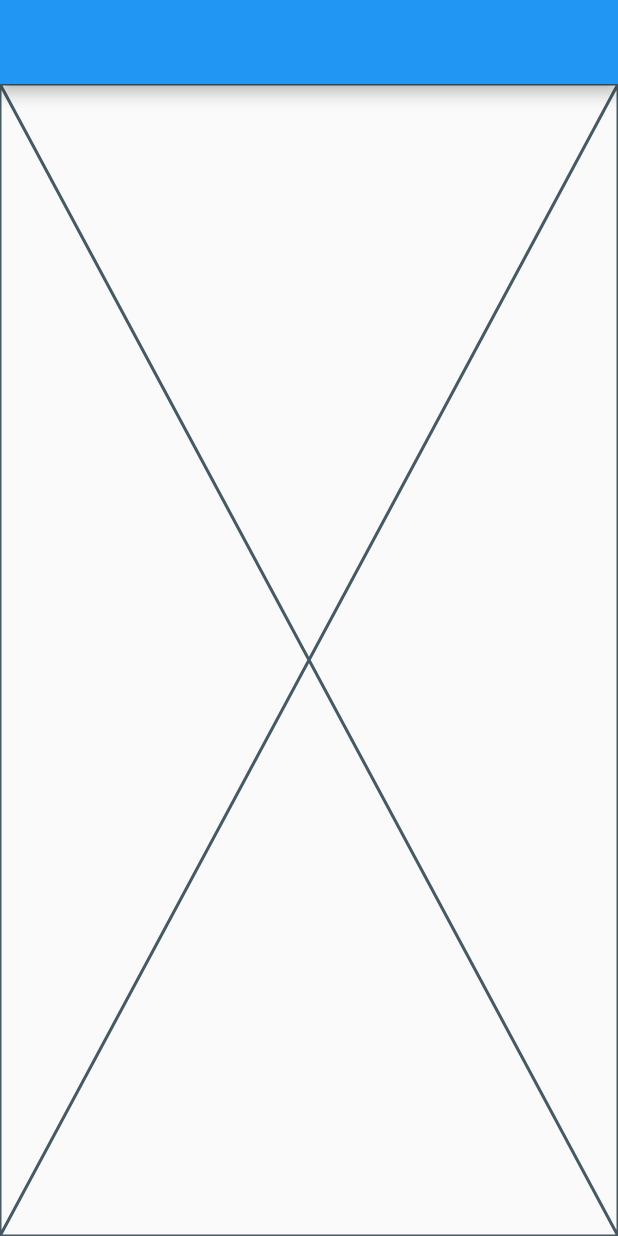
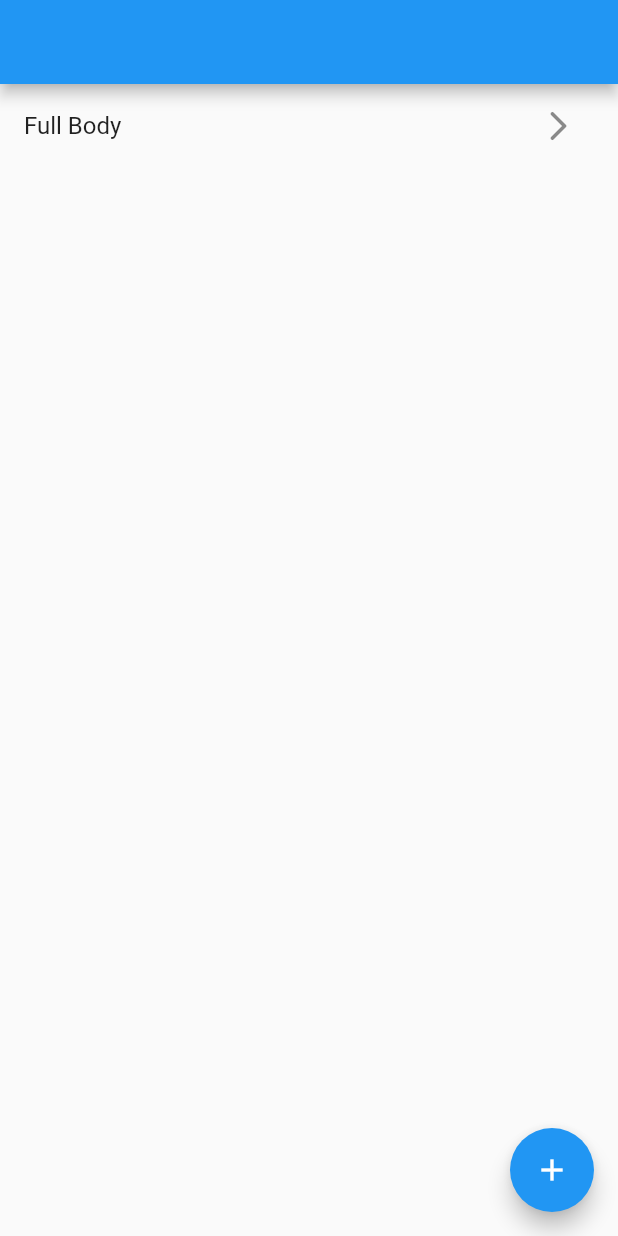
Before and after one commit to salmannaeem112215/flutter_gym_workout_app, a Flutter app: the screen it shows after launch, on a phone screen of 412 x 824 dp. Run offline on Flutter 3.47's test engine with Material 2 defaults, Android fonts, the phone set to English and light mode, and no system bars.

Commit message:
Provider + Floadting button

```diff
--- a/lib/main.dart
+++ b/lib/main.dart
@@ -1,5 +1,8 @@
 import 'package:flutter/material.dart';
+import 'package:flutter_gym_workout_app/data/workoute_data.dart';
+import 'package:flutter_gym_workout_app/routes.dart';
 import 'package:flutter_gym_workout_app/screen/home/home.dart';
+import 'package:provider/provider.dart';
 
 void main() {
   runApp(const MyApp());
@@ -11,12 +14,16 @@ class MyApp extends StatelessWidget {
   // This widget is the root of your application.
   @override
   Widget build(BuildContext context) {
-    return MaterialApp(
-      title: 'Flutter Demo',
-      theme: ThemeData(
-        primarySwatch: Colors.blue,
+    return ChangeNotifierProvider(
+      create: (context) => WorkoutData(),
+      child: MaterialApp(
+        title: 'Flutter Demo',
+        theme: ThemeData(
+          primarySwatch: Colors.blue,
+        ),
+        initialRoute: HomeScreen.routeName,
+        routes: routes,
       ),
-      home: const HomeScreen(),
     );
   }
 }
--- a/lib/screen/home/components.dart/body.dart
+++ b/lib/screen/home/components.dart/body.dart
@@ -1,10 +1,18 @@
 import 'package:flutter/material.dart';
+import 'package:flutter_gym_workout_app/screen/home/components.dart/workout_list.dart';
+import 'package:provider/provider.dart';
+
+import 'package:flutter_gym_workout_app/data/workoute_data.dart';
 
 class Body extends StatelessWidget {
   const Body({super.key});
 
   @override
   Widget build(BuildContext context) {
-    return const Placeholder();
+    return Consumer<WorkoutData>(
+      builder: (context, value, child) {
+        return WorkoutList(workouts: value.workouts);
+      },
+    );
   }
 }
--- /dev/null
+++ b/lib/screen/home/components.dart/workout_list.dart
@@ -0,0 +1,31 @@
+import 'package:flutter/material.dart';
+
+import '../../../models/workout.dart';
+import '../../worukout/workout_screen.dart';
+
+class WorkoutList extends StatelessWidget {
+  const WorkoutList({
+    super.key,
+    required this.workouts,
+  });
+  final List<Workout> workouts;
+  @override
+  Widget build(BuildContext context) {
+    return ListView.builder(
+      itemCount: workouts.length,
+      itemBuilder: (context, index) => ListTile(
+          title: Text(workouts[index].name),
+          trailing: IconButton(
+            icon: const Icon(Icons.arrow_forward_ios_rounded),
+            onPressed: () {
+              Navigator.pushNamed(
+                context,
+                WorkoutScreen.routeName,
+                arguments: WorkoutArguments(name: workouts[index].name),
+              );
+            },
+          )),
+    );
+    ;
+  }
+}
--- a/lib/screen/home/home.dart
+++ b/lib/screen/home/home.dart
@@ -1,15 +1,18 @@
 import 'package:flutter/material.dart';
 
 import './components.dart/body.dart';
+import 'components.dart/add_workout_btn.dart';
 
 class HomeScreen extends StatelessWidget {
   const HomeScreen({super.key});
+  static String routeName = "/";
 
   @override
   Widget build(BuildContext context) {
     return Scaffold(
       appBar: AppBar(),
       body: const Body(),
+      floatingActionButton: AddWorkOutButton(ctx: context),
     );
   }
 }
--- /dev/null
+++ b/lib/screen/worukout/components/body.dart
@@ -0,0 +1,10 @@
+import 'package:flutter/material.dart';
+
+class Body extends StatelessWidget {
+  const Body({super.key});
+
+  @override
+  Widget build(BuildContext context) {
+    return const Placeholder();
+  }
+}
--- /dev/null
+++ b/lib/screen/worukout/workout_screen.dart
@@ -0,0 +1,25 @@
+import 'package:flutter/material.dart';
+
+import './components/body.dart';
+
+class WorkoutScreen extends StatelessWidget {
+  static String routeName = "/workout";
+  const WorkoutScreen({super.key});
+
+  @override
+  Widget build(BuildContext context) {
+    final args = ModalRoute.of(context)!.settings.arguments as WorkoutArguments;
+    return Scaffold(
+      appBar: AppBar(
+        title: Text(args.name),
+        centerTitle: true,
+      ),
+      body: const Body(),
+    );
+  }
+}
+
+class WorkoutArguments {
+  final String name;
+  const WorkoutArguments({required this.name});
+}
--- a/pubspec.yaml
+++ b/pubspec.yaml
@@ -35,6 +35,7 @@ dependencies:
   # The following adds the Cupertino Icons font to your application.
   # Use with the CupertinoIcons class for iOS style icons.
   cupertino_icons: ^1.0.2
+  provider: ^6.0.5
 
 dev_dependencies:
   flutter_test:
```
Also changed, not shown: lib/data/workoute_data.dart (+7 -2 lines), lib/routes.dart (added, +8 -0 lines), lib/screen/home/components.dart/add_workout_btn.dart (added, +61 -0 lines), pubspec.lock.
